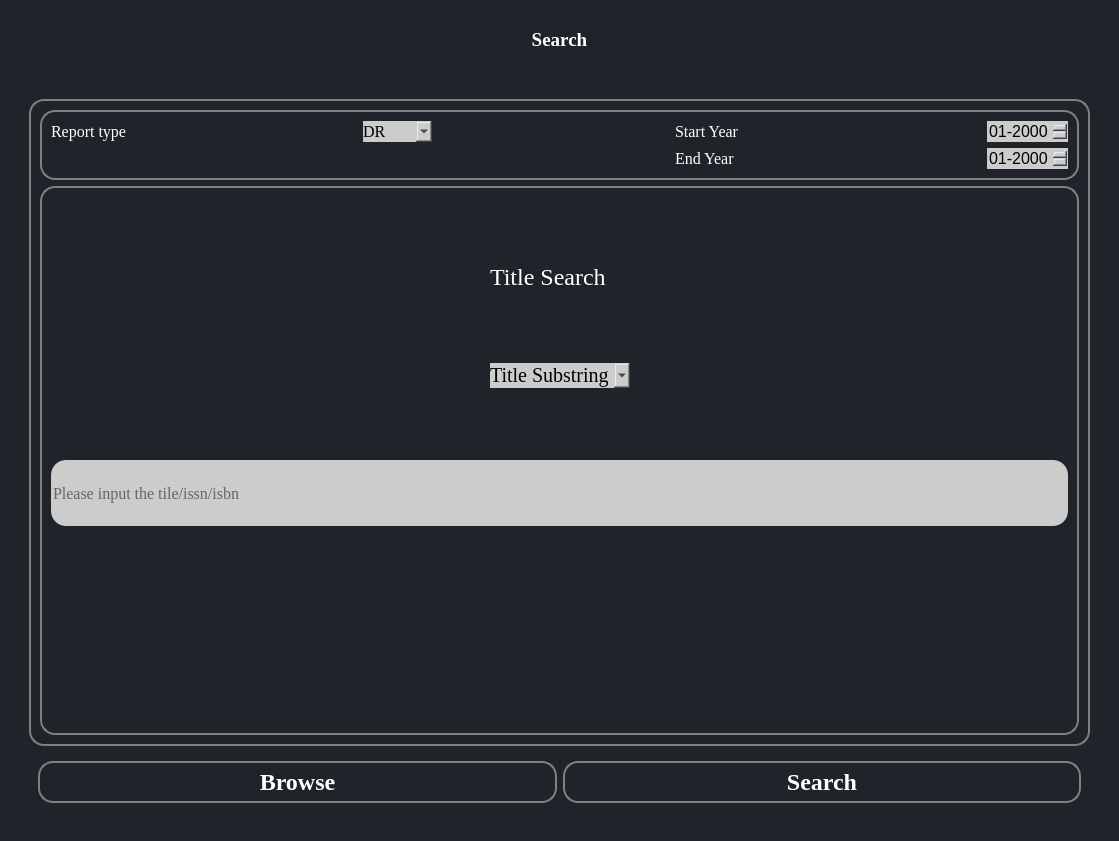
This is ui/Search.ui in aanushri9/Counter-Harvesting-5.1 as Qt 5 draws it before an edit. The edited form follows.
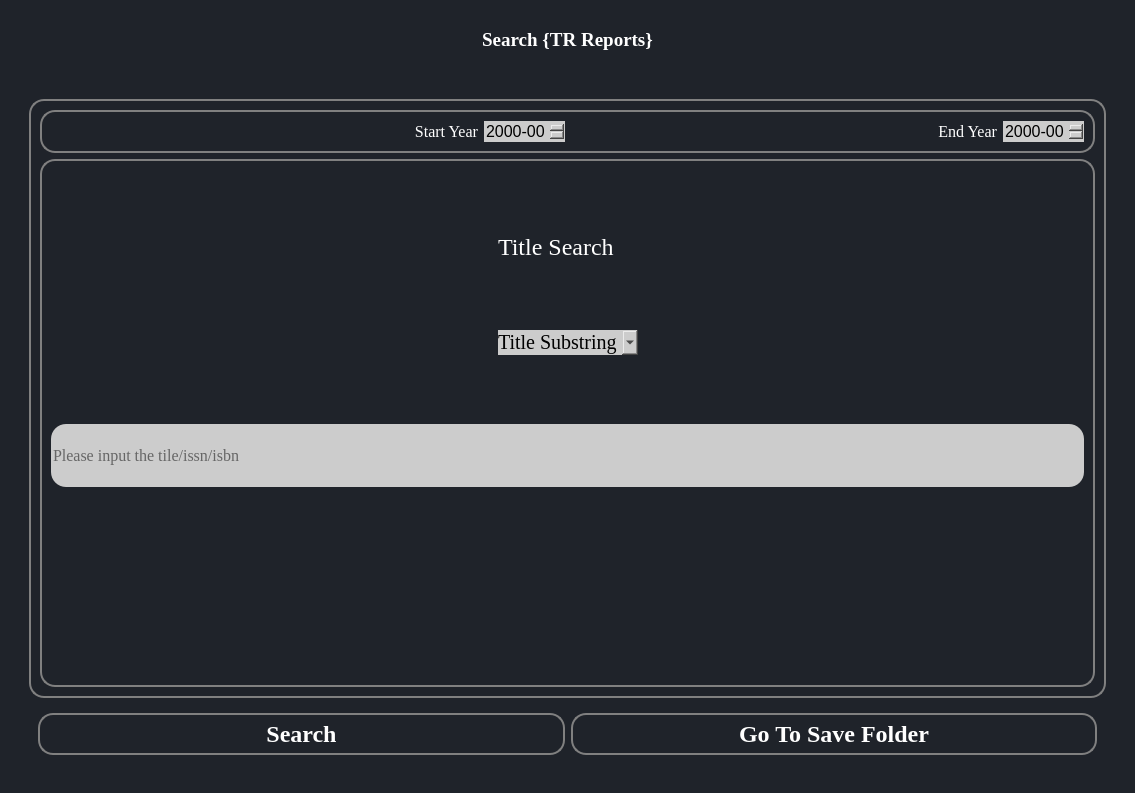
This is the edited form. Icons and pictures are not drawn.

Patch:
```diff
--- a/ui/Search.ui
+++ b/ui/Search.ui
@@ -6,8 +6,8 @@
    <rect>
     <x>0</x>
     <y>0</y>
-    <width>1119</width>
-    <height>841</height>
+    <width>1135</width>
+    <height>793</height>
    </rect>
   </property>
   <property name="windowTitle">
@@ -58,6 +58,12 @@
           <verstretch>0</verstretch>
          </sizepolicy>
         </property>
+        <property name="font">
+         <font>
+          <family>Georgia</family>
+          <pointsize>15</pointsize>
+         </font>
+        </property>
         <layout class="QGridLayout" name="gridLayout_6">
          <item row="0" column="0">
           <widget class="QLabel" name="label">
@@ -79,7 +85,7 @@
             <string notr="true"/>
            </property>
            <property name="text">
-            <string>&lt;html&gt;&lt;head/&gt;&lt;body&gt;&lt;p align=&quot;center&quot;&gt;Search&lt;/p&gt;&lt;/body&gt;&lt;/html&gt;</string>
+            <string>&lt;html&gt;&lt;head/&gt;&lt;body&gt;&lt;p align=&quot;center&quot;&gt;Search {TR Reports}&lt;/p&gt;&lt;/body&gt;&lt;/html&gt;</string>
            </property>
           </widget>
          </item>
@@ -134,38 +140,6 @@
                <enum>QFrame::Plain</enum>
               </property>
               <layout class="QGridLayout" name="gridLayout_7">
-               <item row="0" column="0">
-                <widget class="QLabel" name="label_2">
-                 <property name="font">
-                  <font>
-                   <family>Georgia</family>
-                   <pointsize>12</pointsize>
-                  </font>
-                 </property>
-                 <property name="styleSheet">
-                  <string notr="true">border:none;</string>
-                 </property>
-                 <property name="text">
-                  <string>Report type</string>
-                 </property>
-                </widget>
-               </item>
-               <item row="0" column="2">
-                <widget class="QLabel" name="label_4">
-                 <property name="font">
-                  <font>
-                   <family>Georgia</family>
-                   <pointsize>12</pointsize>
-                  </font>
-                 </property>
-                 <property name="styleSheet">
-                  <string notr="true">border:none</string>
-                 </property>
-                 <property name="text">
-                  <string>Start Year</string>
-                 </property>
-                </widget>
-               </item>
                <item row="0" column="3">
                 <widget class="QDateEdit" name="dateEdit">
                  <property name="sizePolicy">
@@ -183,11 +157,11 @@
                   <string notr="true">color:black;background-color: #cccccc;</string>
                  </property>
                  <property name="displayFormat">
-                  <string>MM-yyyy</string>
+                  <string>yyyy-mm</string>
                  </property>
                 </widget>
                </item>
-               <item row="1" column="2">
+               <item row="0" column="2">
                 <widget class="QLabel" name="label_5">
                  <property name="font">
                   <font>
@@ -199,27 +173,28 @@
                   <string notr="true">border:none</string>
                  </property>
                  <property name="text">
-                  <string>End Year</string>
+                  <string>&lt;html&gt;&lt;head/&gt;&lt;body&gt;&lt;p align=&quot;right&quot;&gt;End Year&lt;/p&gt;&lt;/body&gt;&lt;/html&gt;</string>
                  </property>
                 </widget>
                </item>
-               <item row="1" column="3">
+               <item row="0" column="0">
+                <widget class="QLabel" name="label_4">
+                 <property name="font">
+                  <font>
+                   <family>Georgia</family>
+                   <pointsize>12</pointsize>
+                  </font>
+                 </property>
+                 <property name="styleSheet">
+                  <string notr="true">border:none</string>
+                 </property>
+                 <property name="text">
+                  <string>&lt;html&gt;&lt;head/&gt;&lt;body&gt;&lt;p align=&quot;right&quot;&gt;Start Year&lt;/p&gt;&lt;/body&gt;&lt;/html&gt;</string>
+                 </property>
+                </widget>
+               </item>
+               <item row="0" column="1">
                 <widget class="QDateEdit" name="dateEdit_2">
-                 <property name="font">
-                  <font>
-                   <pointsize>12</pointsize>
-                  </font>
-                 </property>
-                 <property name="styleSheet">
-                  <string notr="true">color:black;background-color: #cccccc;</string>
-                 </property>
-                 <property name="displayFormat">
-                  <string>MM-yyyy</string>
-                 </property>
-                </widget>
-               </item>
-               <item row="0" column="1" alignment="Qt::AlignLeft">
-                <widget class="QComboBox" name="comboBox">
                  <property name="sizePolicy">
                   <sizepolicy hsizetype="Fixed" vsizetype="Fixed">
                    <horstretch>0</horstretch>
@@ -228,105 +203,15 @@
                  </property>
                  <property name="font">
                   <font>
-                   <family>Georgia</family>
                    <pointsize>12</pointsize>
-                   <weight>50</weight>
-                   <bold>false</bold>
                   </font>
                  </property>
                  <property name="styleSheet">
-                  <string notr="true">QComboBox {
-    color: black; /* QComboBox中的文本颜色为黑色 */
-	background-color: #cccccc;
-}
-
-QComboBox QAbstractItemView {
-    color: black; /* 下拉列表中的文本颜色为黑色 */
-	background-color: #cccccc;
-}
-
-</string>
+                  <string notr="true">color:black;background-color: #cccccc;</string>
                  </property>
-                 <item>
-                  <property name="text">
-                   <string>DR</string>
-                  </property>
-                 </item>
-                 <item>
-                  <property name="text">
-                   <string>DR_D1</string>
-                  </property>
-                 </item>
-                 <item>
-                  <property name="text">
-                   <string>DR_D2</string>
-                  </property>
-                 </item>
-                 <item>
-                  <property name="text">
-                   <string>IR</string>
-                  </property>
-                 </item>
-                 <item>
-                  <property name="text">
-                   <string>IR_A1</string>
-                  </property>
-                 </item>
-                 <item>
-                  <property name="text">
-                   <string>IR_M1</string>
-                  </property>
-                 </item>
-                 <item>
-                  <property name="text">
-                   <string>PR</string>
-                  </property>
-                 </item>
-                 <item>
-                  <property name="text">
-                   <string>PR_P1</string>
-                  </property>
-                 </item>
-                 <item>
-                  <property name="text">
-                   <string>TR</string>
-                  </property>
-                 </item>
-                 <item>
-                  <property name="text">
-                   <string>TR_B1</string>
-                  </property>
-                 </item>
-                 <item>
-                  <property name="text">
-                   <string>TR_B2</string>
-                  </property>
-                 </item>
-                 <item>
-                  <property name="text">
-                   <string>TR_B3</string>
-                  </property>
-                 </item>
-                 <item>
-                  <property name="text">
-                   <string>TR_J1</string>
-                  </property>
-                 </item>
-                 <item>
-                  <property name="text">
-                   <string>TR_J2</string>
-                  </property>
-                 </item>
-                 <item>
-                  <property name="text">
-                   <string>TR_J3</string>
-                  </property>
-                 </item>
-                 <item>
-                  <property name="text">
-                   <string>TR_J4</string>
-                  </property>
-                 </item>
+                 <property name="displayFormat">
+                  <string>yyyy-mm</string>
+                 </property>
                 </widget>
                </item>
               </layout>
@@ -556,6 +441,53 @@
            </property>
            <layout class="QGridLayout" name="gridLayout_5">
             <item row="0" column="1">
+             <widget class="QPushButton" name="pushButton_3">
+              <property name="font">
+               <font>
+                <family>Georgia</family>
+                <pointsize>18</pointsize>
+                <weight>75</weight>
+                <bold>true</bold>
+               </font>
+              </property>
+              <property name="autoFillBackground">
+               <bool>false</bool>
+              </property>
+              <property name="styleSheet">
+               <string notr="true">
+  QPushButton {
+    border: 2px solid #000000;
+border-color:grey;
+border-radius:15px;
+text-align:center;
+}
+
+QPushButton:hover {
+    background-color: lightblue;
+}
+
+
+</string>
+              </property>
+              <property name="text">
+               <string>Go To Save Folder</string>
+              </property>
+              <property name="icon">
+               <iconset>
+                <normaloff>../Final Project/COUNTER-Release-5.1/ui/resources/Icons/folder.png</normaloff>../Final Project/COUNTER-Release-5.1/ui/resources/Icons/folder.png</iconset>
+              </property>
+              <property name="iconSize">
+               <size>
+                <width>28</width>
+                <height>28</height>
+               </size>
+              </property>
+              <property name="shortcut">
+               <string/>
+              </property>
+             </widget>
+            </item>
+            <item row="0" column="0">
              <widget class="QPushButton" name="pushButton_2">
               <property name="font">
                <font>
@@ -589,54 +521,7 @@
               </property>
               <property name="icon">
                <iconset>
-                <normaloff>resources/loupe.png</normaloff>resources/loupe.png</iconset>
-              </property>
-              <property name="iconSize">
-               <size>
-                <width>28</width>
-                <height>28</height>
-               </size>
-              </property>
-              <property name="shortcut">
-               <string/>
-              </property>
-             </widget>
-            </item>
-            <item row="0" column="0">
-             <widget class="QPushButton" name="pushButton_3">
-              <property name="font">
-               <font>
-                <family>Georgia</family>
-                <pointsize>18</pointsize>
-                <weight>75</weight>
-                <bold>true</bold>
-               </font>
-              </property>
-              <property name="autoFillBackground">
-               <bool>false</bool>
-              </property>
-              <property name="styleSheet">
-               <string notr="true">
-  QPushButton {
-    border: 2px solid #000000;
-border-color:grey;
-border-radius:15px;
-text-align:center;
-}
-
-QPushButton:hover {
-    background-color: lightblue;
-}
-
-
-</string>
-              </property>
-              <property name="text">
-               <string>Browse</string>
-              </property>
-              <property name="icon">
-               <iconset>
-                <normaloff>resources/Icons/folder.png</normaloff>resources/Icons/folder.png</iconset>
+                <normaloff>../Final Project/COUNTER-Release-5.1/ui/resources/loupe.png</normaloff>../Final Project/COUNTER-Release-5.1/ui/resources/loupe.png</iconset>
               </property>
               <property name="iconSize">
                <size>
```
Left out of the diff: 9 changed lines with no effect on the pictures.
